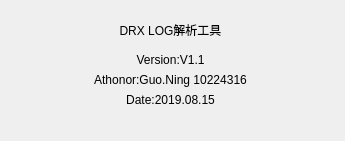
GitUser004/hello-world, file Drx/About.ui: the form before one commit.
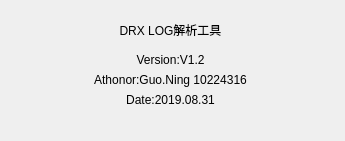
The form after the commit.

The edit to the form file:
```diff
--- a/Drx/About.ui
+++ b/Drx/About.ui
@@ -48,7 +48,7 @@
     </rect>
    </property>
    <property name="text">
-    <string>Version:V1.1</string>
+    <string>Version:V1.2</string>
    </property>
    <property name="alignment">
     <set>Qt::AlignCenter</set>
@@ -80,7 +80,7 @@
     </rect>
    </property>
    <property name="text">
-    <string>Date:2019.08.15</string>
+    <string>Date:2019.08.31</string>
    </property>
    <property name="alignment">
     <set>Qt::AlignCenter</set>
```
Left out of the diff: 2 changed lines with no effect on the pictures.
